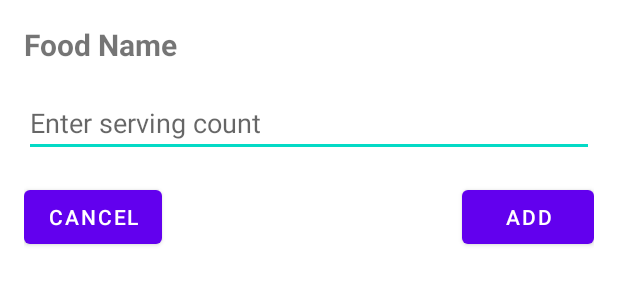
After one commit to YiMingBao0930/groupProject, an Android app: the layout dialog_add_to_log.xml on its own in the app's theme, with its tools: preview values and no code run, on a phone screen of 412 x 824 dp. The commit adds this screen. Shown: the top 300 px of the screen. Run offline under Robolectric (Android 15) with nearby library versions, the phone set to English and light mode, and no system bars.

Commit message:
Can now search database for foods to add to UserNutritionLog on per user basis marking down dates so that we can add daily, weekly, and monthly summaries per user. UI is still very much not done for it

```diff
--- a/app/src/main/java/com/cs407/grouplab/FoodItemDao.kt
+++ b/app/src/main/java/com/cs407/grouplab/FoodItemDao.kt
@@ -14,7 +14,7 @@ interface FoodItemDao {
     @Delete
     suspend fun delete(foodItem: FoodItem)
 
-    @Query("SELECT * FROM food_items WHERE name LIKE :searchQuery")
+    @Query("SELECT * FROM food_items WHERE name LIKE :searchQuery ORDER BY name ASC")
     fun searchFoodItems(searchQuery: String): LiveData<List<FoodItem>>
 
     @Insert
--- a/app/src/main/java/com/cs407/grouplab/LoginFragment.kt
+++ b/app/src/main/java/com/cs407/grouplab/LoginFragment.kt
@@ -63,6 +63,12 @@ class LoginFragment : Fragment() {
                 if (storedHashedPassword == hashedPassword) {
                     // Correct username and password
                     Toast.makeText(requireContext(), "Login successful!", Toast.LENGTH_SHORT).show()
+
+                    with(sharedPreferences.edit()) {
+                        putString("logged_in_username", username)
+                        apply()
+                    }
+
                     val fragment = AppHomePageFragment()
                     parentFragmentManager.beginTransaction()
                         .setCustomAnimations(
--- a/app/src/main/java/com/cs407/grouplab/RegisterFragment.kt
+++ b/app/src/main/java/com/cs407/grouplab/RegisterFragment.kt
@@ -68,6 +68,12 @@ class RegisterFragment : Fragment() {
                     .putString(username, hashedPassword)
                     .apply()
 
+                // set logged in username
+                with(sharedPreferences.edit()) {
+                    putString("logged_in_username", username)
+                    apply()
+                }
+
                 Snackbar.make(view, "Registration successful!", Snackbar.LENGTH_SHORT).show()
 
                 // Navigate to GoalSettingFragment
--- /dev/null
+++ b/app/src/main/res/layout/dialog_add_to_log.xml
@@ -0,0 +1,48 @@
+<?xml version="1.0" encoding="utf-8"?>
+<androidx.constraintlayout.widget.ConstraintLayout
+    xmlns:android="http://schemas.android.com/apk/res/android"
+    xmlns:app="http://schemas.android.com/apk/res-auto"
+    android:layout_width="match_parent"
+    android:layout_height="wrap_content"
+    android:padding="16dp">
+
+    <TextView
+        android:id="@+id/food_name_text"
+        android:layout_width="0dp"
+        android:layout_height="wrap_content"
+        android:textSize="20sp"
+        android:textStyle="bold"
+        android:text="Food Name"
+        app:layout_constraintTop_toTopOf="parent"
+        app:layout_constraintStart_toStartOf="parent"
+        app:layout_constraintEnd_toEndOf="parent" />
+
+    <EditText
+        android:id="@+id/serving_input"
+        android:layout_width="0dp"
+        android:layout_height="wrap_content"
+        android:hint="Enter serving count"
+        android:inputType="number"
+        app:layout_constraintTop_toBottomOf="@id/food_name_text"
+        app:layout_constraintStart_toStartOf="parent"
+        app:layout_constraintEnd_toEndOf="parent"
+        android:layout_marginTop="16dp" />
+
+    <com.google.android.material.button.MaterialButton
+        android:id="@+id/confirm_button"
+        android:layout_width="wrap_content"
+        android:layout_height="wrap_content"
+        android:text="Add"
+        app:layout_constraintTop_toBottomOf="@id/serving_input"
+        app:layout_constraintEnd_toEndOf="parent"
+        android:layout_marginTop="16dp" />
+
+    <com.google.android.material.button.MaterialButton
+        android:id="@+id/cancel_button"
+        android:layout_width="wrap_content"
+        android:layout_height="wrap_content"
+        android:text="Cancel"
+        app:layout_constraintTop_toBottomOf="@id/serving_input"
+        app:layout_constraintStart_toStartOf="parent"
+        android:layout_marginTop="16dp" />
+</androidx.constraintlayout.widget.ConstraintLayout>
--- a/app/src/main/res/layout/food_item_view.xml
+++ b/app/src/main/res/layout/food_item_view.xml
@@ -8,7 +8,7 @@
     android:padding="16dp">
 
     <TextView
-        android:id="@+id/foodName"
+        android:id="@+id/food_name"
         android:layout_width="0dp"
         android:layout_height="wrap_content"
         android:layout_weight="1"
@@ -17,7 +17,7 @@
         android:text="Food Name" />
 
     <TextView
-        android:id="@+id/calories"
+        android:id="@+id/food_calories"
         android:layout_width="wrap_content"
         android:layout_height="wrap_content"
         android:textSize="18sp"
--- a/app/src/main/res/values/strings.xml
+++ b/app/src/main/res/values/strings.xml
@@ -59,4 +59,6 @@
     <string name="food_nutrition">Food Nutrition Data</string>
     <string name="add_food">Add Food</string>
     <string name="app_database">appDatabase</string>
+    <!-- TODO: Remove or change this placeholder text -->
+    <string name="hello_blank_fragment">Hello blank fragment</string>
 </resources>
```
Also changed, not shown: app/src/main/java/com/cs407/grouplab/AddToLogDialogFragment.kt (added, +99 -0 lines), app/src/main/java/com/cs407/grouplab/FoodAdapter.kt (added, +37 -0 lines), app/src/main/java/com/cs407/grouplab/FoodFragment.kt (+62 -33 lines), app/src/main/java/com/cs407/grouplab/FoodItemAdapter.kt (+11 -4 lines), app/src/main/res/layout/food.xml (+25 -3 lines).
